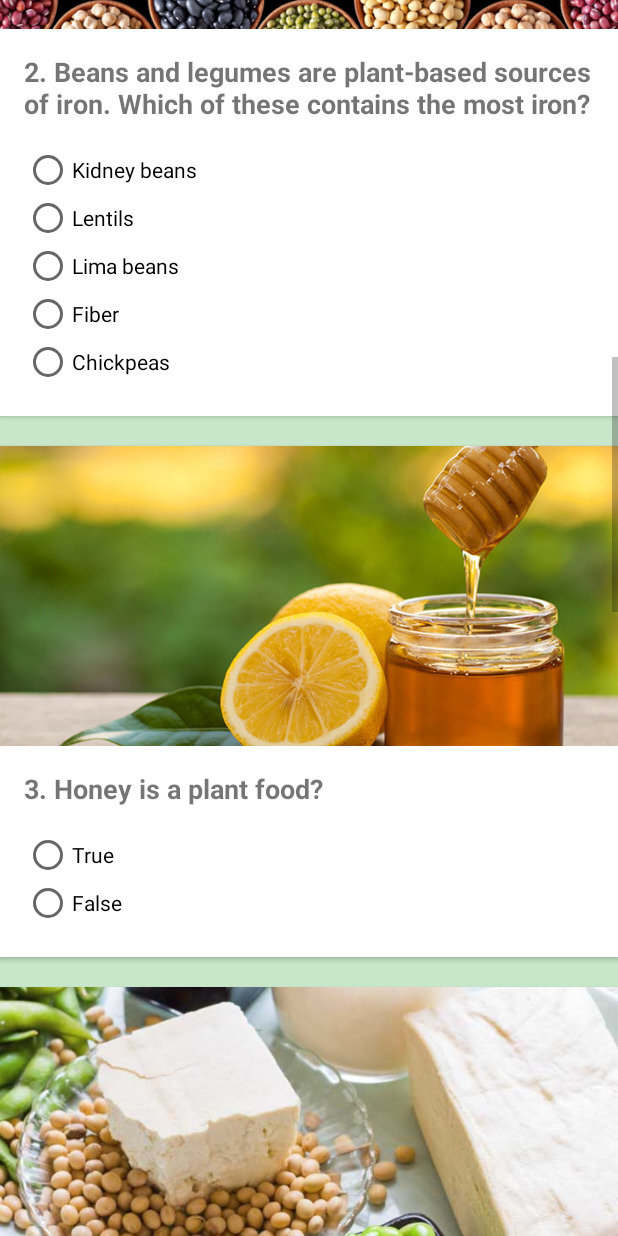
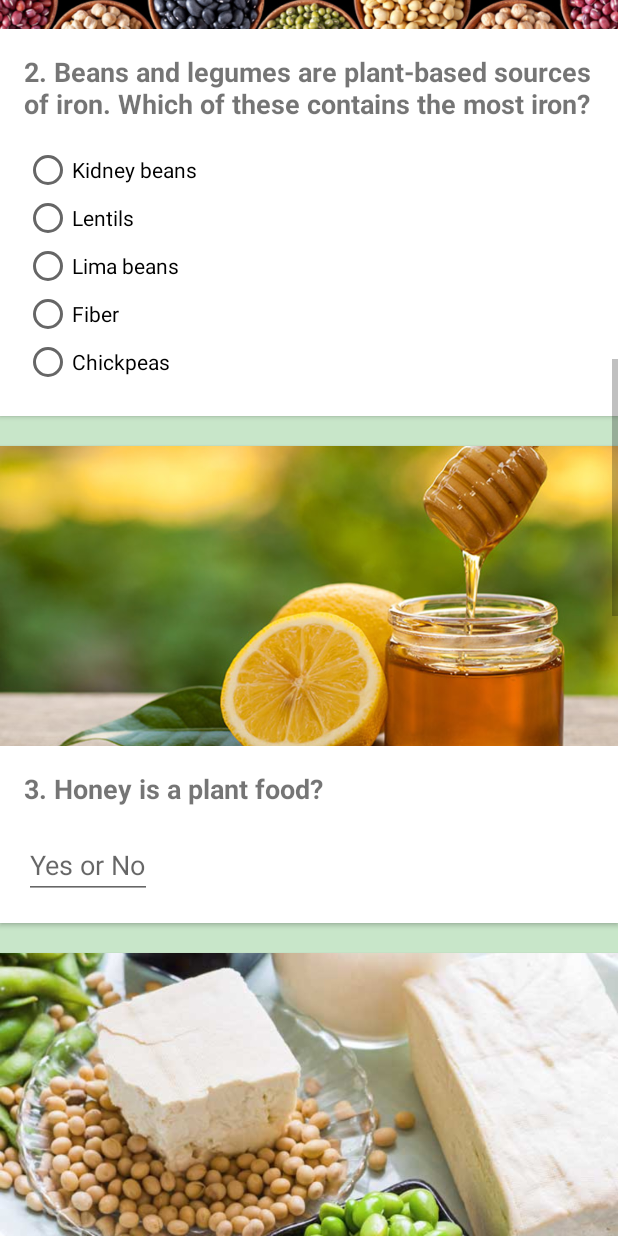
Before and after one commit to alanionita/GDS_QuizApp, an Android app: the screen it shows after launch (MainActivity), scrolled down 1153 dp, on a phone screen of 412 x 824 dp. Run offline under Robolectric (Android 15) with nearby library versions, the phone set to English and light mode, and no system bars.

Commit message:
updates q3 to be a new EditText question that changes the score

```diff
--- a/app/src/main/java/com/example/android/quizapp/MainActivity.java
+++ b/app/src/main/java/com/example/android/quizapp/MainActivity.java
@@ -6,6 +6,7 @@ import android.content.Intent;
 import android.support.v7.app.AppCompatActivity;
 import android.os.Bundle;
 import android.support.v7.widget.CardView;
+import android.util.Log;
 import android.view.KeyEvent;
 import android.view.View;
 import android.view.inputmethod.EditorInfo;
@@ -15,6 +16,8 @@ import android.widget.EditText;
 import android.widget.RadioButton;
 import android.widget.TextView;
 import android.widget.Toast;
+
+import java.util.Objects;
 
 public class MainActivity extends AppCompatActivity {
 
@@ -106,8 +109,10 @@ public class MainActivity extends AppCompatActivity {
     }
 
     private Boolean questionThreeCorrectChoice() {
-        final RadioButton correctAnswer = findViewById(R.id.q3_b);
-        return correctAnswer.isChecked();
+        EditText q3EditText = (EditText)findViewById(R.id.q3_enter_answer);
+        String enteredAnswer = (String) q3EditText.getText().toString();
+        String correctAnswer = (String) "No";
+        return correctAnswer.equals(enteredAnswer);
     }
 
     private Boolean questionFourCorrectChoice() {
@@ -147,12 +152,13 @@ public class MainActivity extends AppCompatActivity {
     public int  countCorrectGuesses() {
         if (questionOneCorrectChoice()) correctGuesses++;
         if (questionTwoCorrectChoice()) correctGuesses++;
-        if (questionThreeCorrectChoice()) correctGuesses++;
         if (questionFourCorrectChoice()) correctGuesses++;
         if (questionFiveCorrectChoice()) correctGuesses++;
         if (questionSixCorrectChoice()) correctGuesses++;
         if (questionSevenCorrectChoice()) correctGuesses++;
         if (questionEightCorrectChoices()) correctGuesses++;
+        if (questionThreeCorrectChoice()) correctGuesses++;
+        Log.i("question3", questionThreeCorrectChoice().toString());
 
         return correctGuesses;
     }
--- a/app/src/main/res/layout/activity_main.xml
+++ b/app/src/main/res/layout/activity_main.xml
@@ -234,22 +234,18 @@
                         android:textSize="@dimen/questions_text_size"
                         android:textStyle="bold" />
 
-                    <RadioGroup
-                        android:id="@+id/q3"
-                        style="@style/RadioGroupStyle">
-
-                        <RadioButton
-                            android:id="@+id/q3-a"
-                            android:layout_width="match_parent"
-                            android:layout_height="wrap_content"
-                            android:text="@string/question_3_option_a" />
-
-                        <RadioButton
-                            android:id="@+id/q3-b"
-                            android:layout_width="match_parent"
-                            android:layout_height="wrap_content"
-                            android:text="@string/question_3_option_b" />
-                    </RadioGroup>
+                    <EditText
+                        android:id="@+id/q3_enter_answer"
+                        android:layout_width="wrap_content"
+                        android:layout_height="wrap_content"
+                        android:layout_gravity="start"
+                        android:hint="@string/q3_enter_answer_hint"
+                        android:inputType="text"
+                        android:maxLines="1"
+                        android:imeOptions="actionDone"
+                        android:layout_marginLeft="@dimen/questions_text_margin"
+                        android:layout_marginRight="@dimen/questions_text_margin"
+                        android:layout_marginBottom="@dimen/questions_text_margin"/>
 
                 </LinearLayout>
             </android.support.v7.widget.CardView>
--- a/app/src/main/res/values/strings.xml
+++ b/app/src/main/res/values/strings.xml
@@ -57,6 +57,7 @@
     <string name="toast_message_none">You didn\'t get any correct answers!</string>
     <string name="toast_message_singular">You got %1$d correct answer!</string>
     <string name="toast_message_plural">You got %1$d correct answers!</string>
+    <string name="q3_enter_answer_hint">Yes or No</string>
 
     // content descriptions
     <string name="content_desc_arrow_dow">Arrow pointing downwards</string>
```
